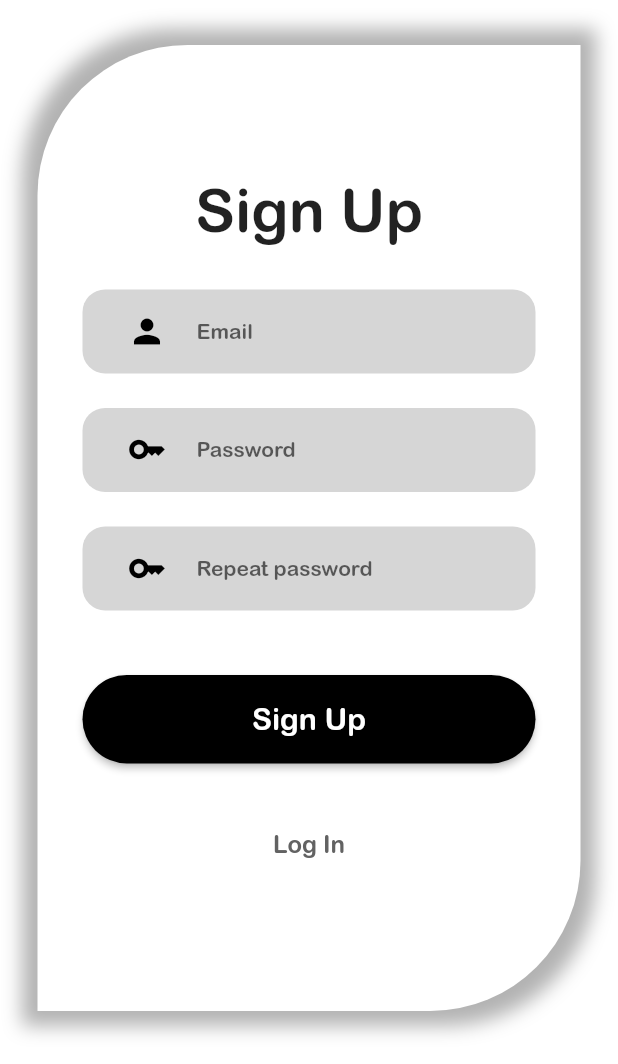
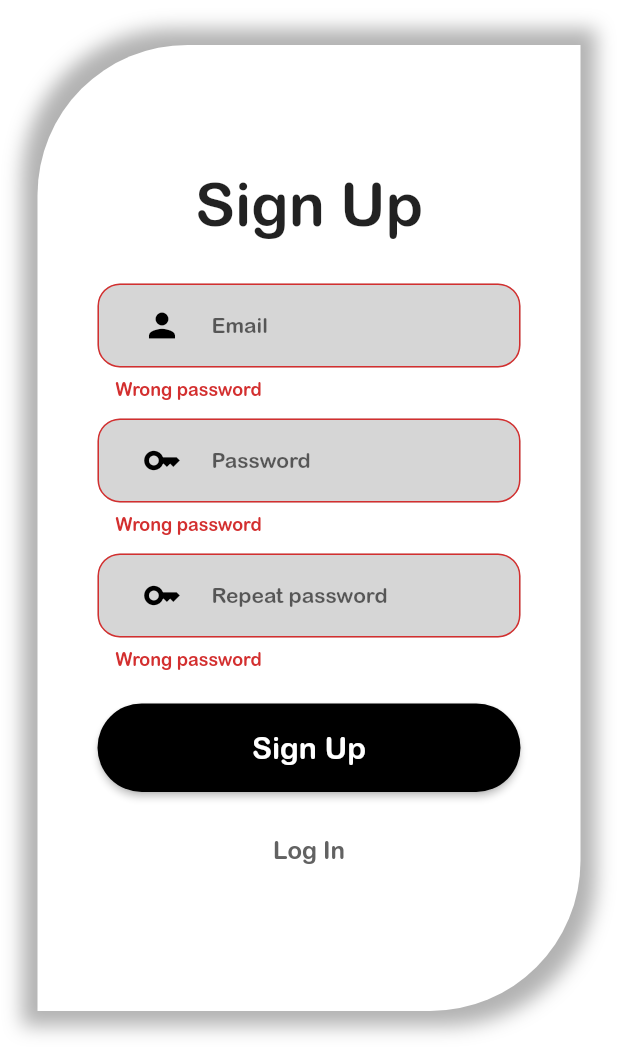
Before and after one commit to muxonn/grow_guard, a Flutter app: the screen it shows after launch, after a tap on "Sign Up", on a phone screen of 412 x 824 dp, the part 172-1236 px from its top. Run offline on Flutter 3.47's test engine with Material 2 defaults, Android fonts, the phone set to English and light mode, and no system bars; our stand-ins replace firebase_auth, firebase_core, flutter_hooks; accounts and stored records are empty; network calls fail.

Commit message:
Add errorText to input temporary message and change UI margins

```diff
--- a/lib/main.dart
+++ b/lib/main.dart
@@ -2,7 +2,6 @@ import 'package:firebase_core/firebase_core.dart';
 import 'package:flutter/material.dart';
 import 'package:grow_guard/firebase_options.dart';
 import 'package:grow_guard/views/login_page.dart';
-import 'package:grow_guard/views/signup_page.dart';
 
 Future<void> main() async {
   WidgetsFlutterBinding.ensureInitialized();
@@ -22,7 +21,7 @@ class MyApp extends StatelessWidget {
   Widget build(BuildContext context) {
     return MaterialApp(
       theme: ThemeData(fontFamily: "Arial Rounded"),
-      home: const SignUpPage(),
+      home: const LoginPage(),
       debugShowCheckedModeBanner: false,
     );
   }
--- a/lib/utils/input_box.dart
+++ b/lib/utils/input_box.dart
@@ -17,7 +17,7 @@ class InputBox extends StatelessWidget {
   @override
   Widget build(BuildContext context) {
     return Container(
-      height: 59,
+      height: 80,
       child: TextField(
         controller: controller,
         obscureText: isPasswordField,
@@ -37,6 +37,8 @@ class InputBox extends StatelessWidget {
             borderSide: const BorderSide(color: Colors.grey),
           ),
           hintText: text,
+          errorText: "Wrong password",
+          errorStyle: TextStyle(fontSize: 12),
           prefixIcon: Padding(
             padding: const EdgeInsets.only(left: 30, right: 20),
             child: Icon(
--- a/lib/views/login_page.dart
+++ b/lib/views/login_page.dart
@@ -12,7 +12,7 @@ class LoginPage extends HookWidget {
 
   @override
   Widget build(BuildContext context) {
-    final FirebaseAuthService _auth = FirebaseAuthService();
+    final FirebaseAuthService auth = FirebaseAuthService();
     final emailController = useTextEditingController();
     final passwordController = useTextEditingController();
 
@@ -20,7 +20,7 @@ class LoginPage extends HookWidget {
       String email = emailController.text;
       String password = passwordController.text;
 
-      User? user = await _auth.signInWithEmailAndPassword(email, password);
+      User? user = await auth.signInWithEmailAndPassword(email, password);
 
       if (user != null) {
         print("User successfully signed in!");
@@ -57,7 +57,7 @@ class LoginPage extends HookWidget {
                 width: size.width - 50,
                 height: size.height - 210,
                 margin: EdgeInsets.only(top: 50),
-                padding: const EdgeInsets.symmetric(horizontal: 30),
+                padding: const EdgeInsets.symmetric(horizontal: 40),
                 decoration: BoxDecoration(
                   borderRadius: const BorderRadius.only(
                     topLeft: Radius.circular(100),
@@ -87,14 +87,14 @@ class LoginPage extends HookWidget {
                       isPasswordField: false,
                       controller: emailController,
                     ),
-                    SizedBox(height: 20),
+                    SizedBox(height: 10),
                     InputBox(
                       text: "Password",
                       icon: Icons.key,
                       isPasswordField: true,
                       controller: passwordController,
                     ),
-                    SizedBox(height: 40),
+                    SizedBox(height: 20),
                     Container(
                       width: double.infinity,
                       height: 59,
@@ -110,7 +110,8 @@ class LoginPage extends HookWidget {
                             const Text("Login", style: TextStyle(fontSize: 20)),
                       ),
                     ),
-                    SizedBox(height: 60),
+                    SizedBox(height: 40),
+                    //Text("Wrong email or password!"),
                     TextButton(
                       onPressed: () {
                         Navigator.push(
--- a/lib/views/signup_page.dart
+++ b/lib/views/signup_page.dart
@@ -12,7 +12,7 @@ class SignUpPage extends HookWidget {
 
   @override
   Widget build(BuildContext context) {
-    final FirebaseAuthService _auth = FirebaseAuthService();
+    final FirebaseAuthService auth = FirebaseAuthService();
     final emailController = useTextEditingController();
     final passwordController = useTextEditingController();
     final repeatPasswordController = useTextEditingController();
@@ -27,7 +27,7 @@ class SignUpPage extends HookWidget {
         return;
       }
 
-      User? user = await _auth.signUpWithEmailAndPassword(email, password);
+      User? user = await auth.signUpWithEmailAndPassword(email, password);
 
       if (user != null) {
         print("User successfully signed up!");
@@ -64,7 +64,7 @@ class SignUpPage extends HookWidget {
                 width: size.width - 50,
                 height: size.height - 180,
                 margin: EdgeInsets.only(top: 30),
-                padding: const EdgeInsets.symmetric(horizontal: 30),
+                padding: const EdgeInsets.symmetric(horizontal: 40),
                 decoration: BoxDecoration(
                   borderRadius: const BorderRadius.only(
                     topLeft: Radius.circular(100),
@@ -94,21 +94,21 @@ class SignUpPage extends HookWidget {
                       isPasswordField: false,
                       controller: emailController,
                     ),
-                    SizedBox(height: 20),
+                    SizedBox(height: 10),
                     InputBox(
                       text: "Password",
                       icon: Icons.key,
                       isPasswordField: true,
                       controller: passwordController,
                     ),
-                    SizedBox(height: 20),
+                    SizedBox(height: 10),
                     InputBox(
                       text: "Repeat password",
                       icon: Icons.key,
                       isPasswordField: true,
                       controller: repeatPasswordController,
                     ),
-                    SizedBox(height: 40),
+                    SizedBox(height: 20),
                     Container(
                       width: double.infinity,
                       height: 59,
@@ -124,7 +124,7 @@ class SignUpPage extends HookWidget {
                             style: TextStyle(fontSize: 20)),
                       ),
                     ),
-                    SizedBox(height: 30),
+                    SizedBox(height: 15),
                     TextButton(
                       onPressed: () {
                         Navigator.push(
```
